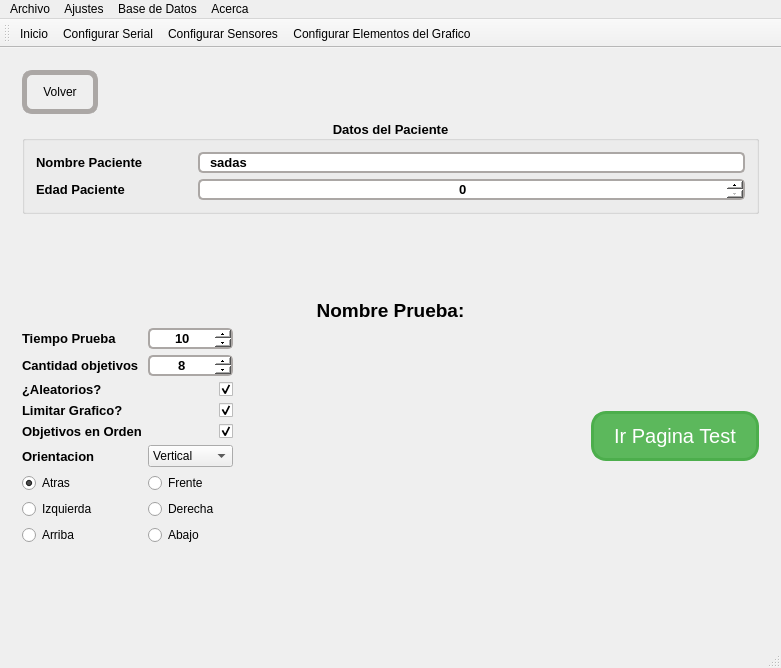
hectorda/Bio-Feedback, file mainwindow.ui: the form before one commit.
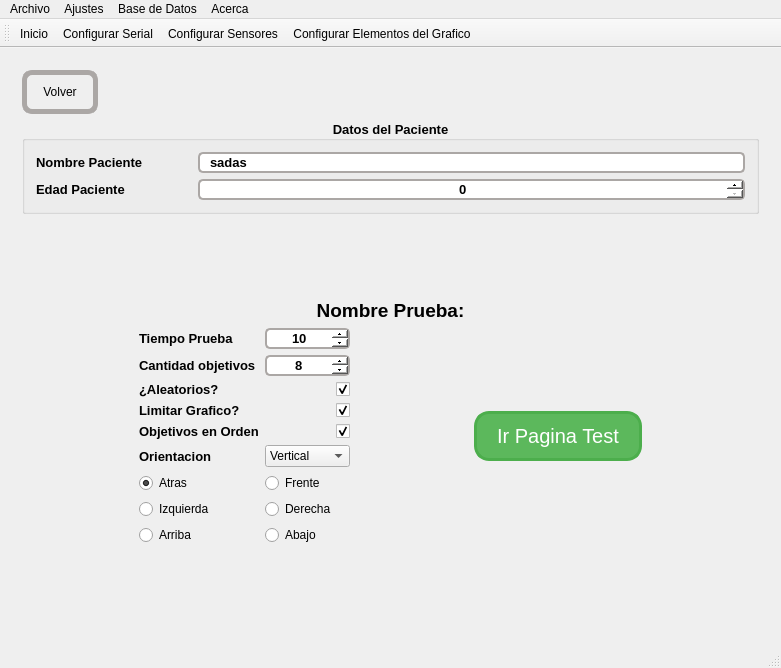
The form after the commit. Icons and pictures are not drawn. Custom widgets are drawn as their Qt base class.

Commit message: Marcar objetivos  v0.1

```diff
--- a/mainwindow.ui
+++ b/mainwindow.ui
@@ -484,6 +484,19 @@
         </item>
         <item>
          <layout class="QHBoxLayout" name="horizontalLayout_4">
+          <item>
+           <spacer name="horizontalSpacer_2">
+            <property name="orientation">
+             <enum>Qt::Horizontal</enum>
+            </property>
+            <property name="sizeHint" stdset="0">
+             <size>
+              <width>40</width>
+              <height>20</height>
+             </size>
+            </property>
+           </spacer>
+          </item>
           <item>
            <layout class="QGridLayout" name="gridLayout_9">
             <item row="8" column="0">
@@ -901,6 +914,19 @@
             </item>
            </layout>
           </item>
+          <item>
+           <spacer name="horizontalSpacer_4">
+            <property name="orientation">
+             <enum>Qt::Horizontal</enum>
+            </property>
+            <property name="sizeHint" stdset="0">
+             <size>
+              <width>40</width>
+              <height>20</height>
+             </size>
+            </property>
+           </spacer>
+          </item>
          </layout>
         </item>
         <item>
```
The commit also changes 2 other files.
